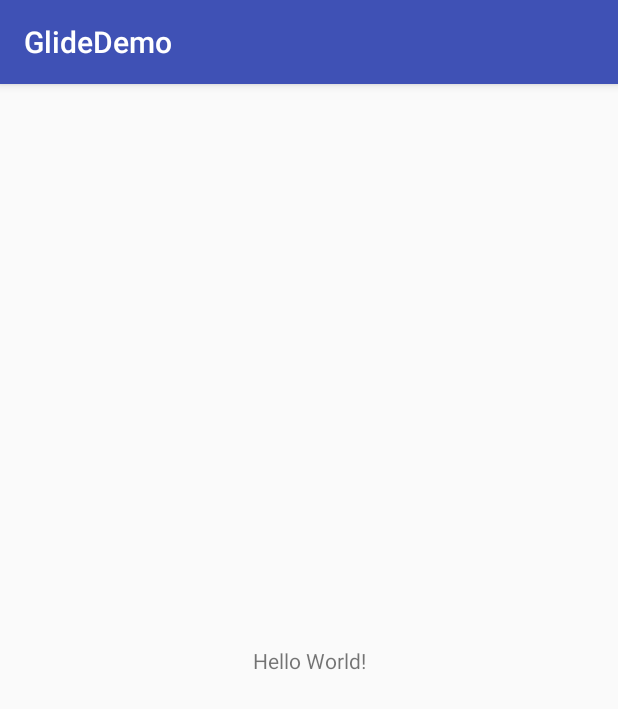
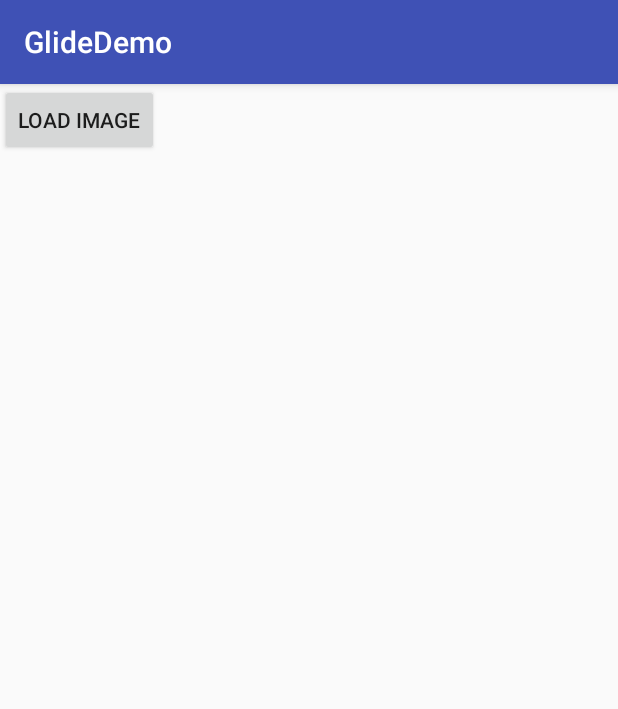
Before and after one commit to jaycee88/GlideDemo, an Android app: the screen it shows after launch (MainActivity), on a phone screen of 412 x 824 dp. Shown: the top 709 px of the screen. Run offline under Robolectric (Android 15) with nearby library versions, the phone set to English and light mode, and no system bars; pictures from the network do not load.

```diff
--- a/app/build.gradle
+++ b/app/build.gradle
@@ -27,4 +27,6 @@ dependencies {
     compile 'com.android.support:appcompat-v7:25.3.1'
     compile 'com.android.support.constraint:constraint-layout:1.0.2'
     testCompile 'junit:junit:4.12'
+
+    compile 'com.github.bumptech.glide:glide:3.7.0'
 }
--- a/app/src/main/AndroidManifest.xml
+++ b/app/src/main/AndroidManifest.xml
@@ -1,6 +1,8 @@
 <?xml version="1.0" encoding="utf-8"?>
 <manifest xmlns:android="http://schemas.android.com/apk/res/android"
     package="com.jaycee88.glidedemo">
+
+    <uses-permission android:name="android.permission.INTERNET" />
 
     <application
         android:allowBackup="true"
--- a/app/src/main/java/com/jaycee88/glidedemo/MainActivity.java
+++ b/app/src/main/java/com/jaycee88/glidedemo/MainActivity.java
@@ -1,13 +1,32 @@
 package com.jaycee88.glidedemo;
 
+import android.os.Bundle;
 import android.support.v7.app.AppCompatActivity;
-import android.os.Bundle;
+import android.util.Log;
+import android.view.View;
+import android.widget.ImageView;
+
+import com.bumptech.glide.Glide;
+import com.bumptech.glide.request.target.Target;
 
 public class MainActivity extends AppCompatActivity {
+
+    ImageView imageView;
 
     @Override
     protected void onCreate(Bundle savedInstanceState) {
         super.onCreate(savedInstanceState);
         setContentView(R.layout.activity_main);
+        imageView = (ImageView) findViewById(R.id.image_view);
+        Log.d("TAG", "imageView scaleType is " + imageView.getScaleType());
+    }
+
+    public void loadImage(View view) {
+        String url = "https://www.baidu.com/img/bd_logo1.png";
+        Glide.with(this)
+                .load(url)
+//                .dontTransform()
+                .override(Target.SIZE_ORIGINAL, Target.SIZE_ORIGINAL)
+                .into(imageView);
     }
 }
--- a/app/src/main/res/layout/activity_main.xml
+++ b/app/src/main/res/layout/activity_main.xml
@@ -1,18 +1,17 @@
 <?xml version="1.0" encoding="utf-8"?>
-<android.support.constraint.ConstraintLayout xmlns:android="http://schemas.android.com/apk/res/android"
-    xmlns:app="http://schemas.android.com/apk/res-auto"
-    xmlns:tools="http://schemas.android.com/tools"
+<LinearLayout xmlns:android="http://schemas.android.com/apk/res/android"
     android:layout_width="match_parent"
     android:layout_height="match_parent"
-    tools:context="com.jaycee88.glidedemo.MainActivity">
+    android:orientation="vertical">
 
-    <TextView
+    <Button
         android:layout_width="wrap_content"
         android:layout_height="wrap_content"
-        android:text="Hello World!"
-        app:layout_constraintBottom_toBottomOf="parent"
-        app:layout_constraintLeft_toLeftOf="parent"
-        app:layout_constraintRight_toRightOf="parent"
-        app:layout_constraintTop_toTopOf="parent" />
+        android:onClick="loadImage"
+        android:text="Load Image" />
 
-</android.support.constraint.ConstraintLayout>
+    <ImageView
+        android:id="@+id/image_view"
+        android:layout_width="wrap_content"
+        android:layout_height="wrap_content" />
+</LinearLayout>
```
